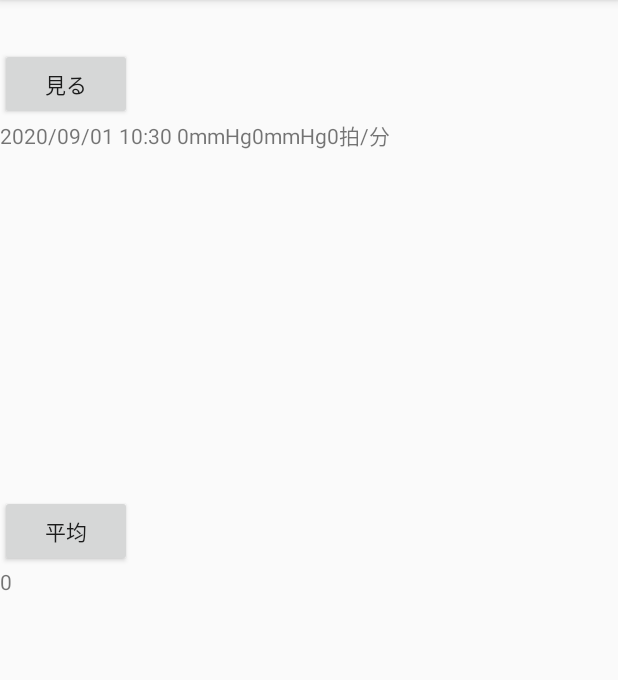
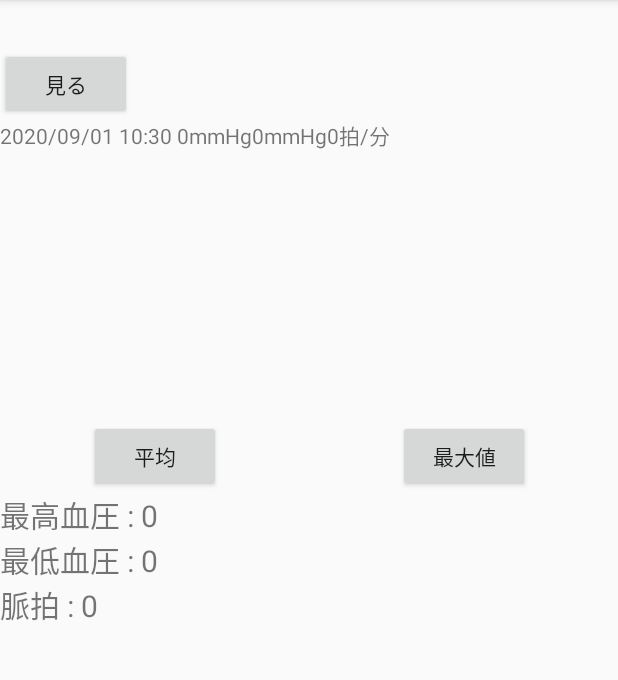
Before and after one commit to yukino555/BloodPressureManagement, an Android app: the HomeActivity screen opened directly, with no data from a screen before it, after a tap on "平均", on a phone screen of 412 x 824 dp, the part 84-764 px from its top. Run offline under Robolectric (Android 15) with nearby library versions, the phone set to English and light mode, and no system bars; 1 other tap on this screen came first.

Commit message:
平均ボタンを押すと最高血圧、最低血圧、脈拍の平均値が出力されるようにしました。最大値ボタンを押すと、、
データベースから値を取得し、for文で回して最大値を取得するはずが変数のスコープ？で引っ掛かり上手くいきません。eclipseだとこれでいけるんだけど。。

```diff
--- a/app/src/main/java/example/com/bloodpressuremanagementuser/HomeActivity.java
+++ b/app/src/main/java/example/com/bloodpressuremanagementuser/HomeActivity.java
@@ -14,8 +14,11 @@ public class HomeActivity extends AppCompatActivity {
     SQLiteDatabase db;
     Button btShow;
     Button btAvg;
+    Button btMaxValue;
+    Cursor cursor;
     TextView textView;
     TextView textView2;
+    TextView textView3;
 
     @Override
     protected void onCreate(Bundle savedInstanceState) {
@@ -26,11 +29,11 @@ public class HomeActivity extends AppCompatActivity {
 
         btShow = findViewById(R.id.btShow);
         btAvg = findViewById(R.id.btAvg);
-
+        btMaxValue = findViewById(R.id.btMaxValue);
     }
     public void onShow(View view) {
         db = helper.getReadableDatabase();
-        Cursor cursor = db.query(
+        cursor = db.query(
                 "_BPtable",
                 new String[]{"_date", "_maxBP", "_minBP", " _pulse"},
                 null,
@@ -63,9 +66,9 @@ public class HomeActivity extends AppCompatActivity {
 //  maxBPを全部取り出し、繰り返して全部足す
     public void onAvg(View view) {
         db = helper.getReadableDatabase();
-        Cursor cursor = db.query(
+        cursor = db.query(
                 "_BPtable",
-                new String[]{"_maxBP"},
+                new String[]{"_maxBP", "_minBP", "_pulse"},
                 null,
                 null,
                 null,
@@ -73,16 +76,59 @@ public class HomeActivity extends AppCompatActivity {
                 null
         );
         int addMaxBP = 0;
+        int addMinBP = 0;
+        int addPulse = 0;
         int number = cursor.getCount();
         cursor.moveToFirst();
         StringBuilder sb = new StringBuilder();
         for (int i = 0; i < cursor.getCount(); i++) {
             addMaxBP += cursor.getInt(0);
+            addMinBP += cursor.getInt(1);
+            addPulse += cursor.getInt(2);
             cursor.moveToNext();
         }
         cursor.close();
-        sb.append(addMaxBP/number);
+        sb.append("最高血圧 : ");
+        sb.append(addMaxBP/number + "\n");
+        sb.append("最低血圧 : ");
+        sb.append(addMinBP/number + "\n");
+        sb.append("脈拍 : ");
+        sb.append(addPulse/number + "\n");
         textView2 = findViewById(R.id.text_view2);
         textView2.setText(sb.toString());
     }
+
+    public void onMaxValue(View view) {
+        db = helper.getReadableDatabase();
+        cursor = db.query(
+                "_BPtable",
+                new String[]{"_maxBP", "_minBP", "_pulse"},
+                null,
+                null,
+                null,
+                null,
+                null
+        );
+        cursor.moveToFirst();
+        int maxUpperBP;
+        int maxLowerBP;
+        int maxPulse;
+        int minValue = Integer.MIN_VALUE;
+        StringBuilder sb = new StringBuilder();
+        for (int i = 0; i < cursor.getCount(); i++) {
+            maxUpperBP = Math.max(minValue,cursor.getInt(0));
+            maxLowerBP = Math.max(minValue,cursor.getInt(1));
+            maxPulse = Math.max(minValue,cursor.getInt(2));
+            cursor.moveToNext();
+        }
+        cursor.close();
+        sb.append("最高血圧 : ");
+        sb.append(maxUpperBP + "\n");
+        sb.append("最低血圧 : ");
+        sb.append(maxLowerBP + "\n");
+        sb.append("脈拍 : ");
+        sb.append(maxPulse + "\n");
+        textView3 = findViewById(R.id.text_view3);
+        textView3.setText(sb.toString());
+    }
 }
--- a/app/src/main/res/layout/activity_home.xml
+++ b/app/src/main/res/layout/activity_home.xml
@@ -11,16 +11,16 @@
         android:layout_width="wrap_content"
         android:layout_height="wrap_content"
         android:layout_marginTop="32dp"
-        android:text="@string/bt_show"
         android:onClick="onShow"
         android:orientation="vertical"
+        android:text="@string/bt_show"
         app:layout_constraintStart_toStartOf="parent"
         app:layout_constraintTop_toTopOf="parent" />
 
     <ScrollView
         android:id="@+id/scrollView"
         android:layout_width="409dp"
-        android:layout_height="250dp"
+        android:layout_height="200dp"
         app:layout_constraintTop_toBottomOf="@+id/btShow"
         tools:ignore="MissingConstraints">
 
@@ -45,13 +45,15 @@
         android:id="@+id/btAvg"
         android:layout_width="wrap_content"
         android:layout_height="wrap_content"
+        android:onClick="onAvg"
         android:text="@string/bt_avg"
-        android:onClick="onAvg"
+        app:layout_constraintEnd_toStartOf="@+id/guideline5"
         app:layout_constraintStart_toStartOf="parent"
         app:layout_constraintTop_toBottomOf="@+id/scrollView" />
+
     <ScrollView
-        android:id="@+id/scrollView3"
-        android:layout_width="409dp"
+        android:id="@+id/scrollView2"
+        android:layout_width="wrap_content"
         android:layout_height="250dp"
         app:layout_constraintTop_toBottomOf="@+id/btAvg"
         tools:ignore="MissingConstraints">
@@ -65,6 +67,7 @@
                 android:id="@+id/text_view2"
                 android:layout_width="wrap_content"
                 android:layout_height="wrap_content"
+                android:textSize="20dp"
                 app:layout_constraintEnd_toEndOf="parent"
                 app:layout_constraintStart_toStartOf="parent"
                 app:layout_constraintTop_toBottomOf="@+id/btShow" />
@@ -72,4 +75,46 @@
         </LinearLayout>
 
     </ScrollView>
+
+    <Button
+        android:id="@+id/btMaxValue"
+        android:layout_width="wrap_content"
+        android:layout_height="wrap_content"
+        android:text="@string/bt_maxValue"
+        android:onClick="onMaxValue"
+        app:layout_constraintEnd_toEndOf="parent"
+        app:layout_constraintStart_toStartOf="@+id/guideline5"
+        app:layout_constraintTop_toBottomOf="@+id/scrollView" />
+
+    <ScrollView
+        android:id="@+id/scrollView3"
+        android:layout_width="wrap_content"
+        android:layout_height="250dp"
+        app:layout_constraintTop_toBottomOf="@+id/btAvg"
+        tools:ignore="MissingConstraints">
+
+        <LinearLayout
+            android:layout_width="match_parent"
+            android:layout_height="wrap_content"
+            android:orientation="vertical">
+
+            <TextView
+                android:id="@+id/text_view3"
+                android:layout_width="wrap_content"
+                android:layout_height="wrap_content"
+                android:textSize="20dp"
+                app:layout_constraintEnd_toEndOf="parent"
+                app:layout_constraintStart_toStartOf="parent"
+                app:layout_constraintTop_toBottomOf="@+id/btShow" />
+
+        </LinearLayout>
+
+    </ScrollView>
+
+    <androidx.constraintlayout.widget.Guideline
+        android:id="@+id/guideline5"
+        android:layout_width="wrap_content"
+        android:layout_height="wrap_content"
+        android:orientation="vertical"
+        app:layout_constraintGuide_percent="0.5" />
 </androidx.constraintlayout.widget.ConstraintLayout>
--- a/app/src/main/res/values/strings.xml
+++ b/app/src/main/res/values/strings.xml
@@ -42,4 +42,5 @@
     <string name="bt_back">戻る</string>
     <string name="bt_show">見る</string>
     <string name="bt_avg">平均</string>
+    <string name="bt_maxValue">最大値</string>
 </resources>
```
